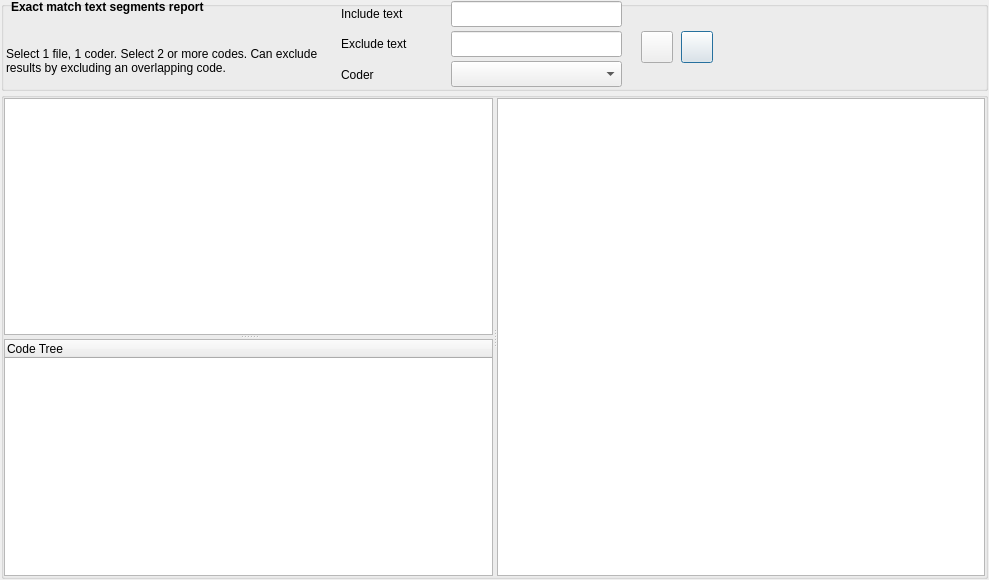
ccbogel/QualCoder, file GUI_UIs/ui_report_matching_segments.ui: the form before one commit.
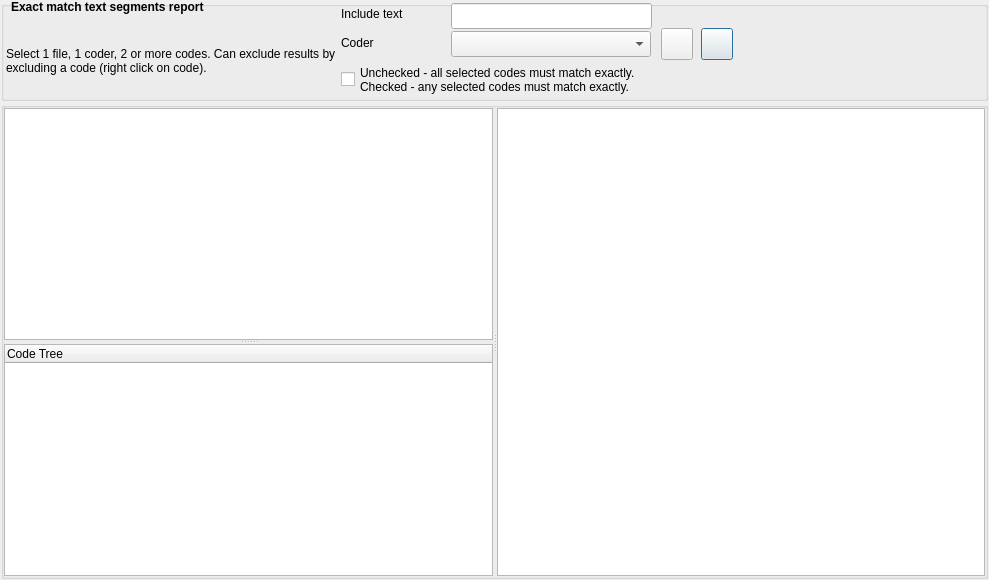
The form after the commit.

```diff
--- a/GUI_UIs/ui_report_matching_segments.ui
+++ b/GUI_UIs/ui_report_matching_segments.ui
@@ -43,13 +43,13 @@
      <property name="minimumSize">
       <size>
        <width>0</width>
-       <height>90</height>
+       <height>100</height>
       </size>
      </property>
      <property name="maximumSize">
       <size>
        <width>16777215</width>
-       <height>90</height>
+       <height>100</height>
       </size>
      </property>
      <property name="title">
@@ -59,8 +59,8 @@
       <property name="geometry">
        <rect>
         <x>450</x>
-        <y>60</y>
-        <width>171</width>
+        <y>30</y>
+        <width>200</width>
         <height>26</height>
        </rect>
       </property>
@@ -74,7 +74,7 @@
         <x>10</x>
         <y>-1</y>
         <width>291</width>
-        <height>41</height>
+        <height>31</height>
        </rect>
       </property>
       <property name="font">
@@ -100,8 +100,8 @@
       <property name="geometry">
        <rect>
         <x>340</x>
-        <y>60</y>
-        <width>111</width>
+        <y>28</y>
+        <width>109</width>
         <height>28</height>
        </rect>
       </property>
@@ -115,8 +115,8 @@
      <widget class="QPushButton" name="pushButton_export">
       <property name="geometry">
        <rect>
-        <x>680</x>
-        <y>30</y>
+        <x>700</x>
+        <y>27</y>
         <width>32</width>
         <height>32</height>
        </rect>
@@ -131,8 +131,8 @@
      <widget class="QPushButton" name="pushButton_run">
       <property name="geometry">
        <rect>
-        <x>640</x>
-        <y>30</y>
+        <x>660</x>
+        <y>27</y>
         <width>32</width>
         <height>32</height>
        </rect>
@@ -157,35 +157,12 @@
        <string>Include text</string>
       </property>
      </widget>
-     <widget class="QLabel" name="label_exclude">
-      <property name="geometry">
-       <rect>
-        <x>340</x>
-        <y>30</y>
-        <width>111</width>
-        <height>26</height>
-       </rect>
-      </property>
-      <property name="text">
-       <string>Exclude text</string>
-      </property>
-     </widget>
      <widget class="QLineEdit" name="lineEdit_include">
       <property name="geometry">
        <rect>
         <x>450</x>
-        <y>0</y>
-        <width>171</width>
-        <height>26</height>
-       </rect>
-      </property>
-     </widget>
-     <widget class="QLineEdit" name="lineEdit_exclude">
-      <property name="geometry">
-       <rect>
-        <x>450</x>
-        <y>30</y>
-        <width>171</width>
+        <y>2</y>
+        <width>201</width>
         <height>26</height>
        </rect>
       </property>
@@ -194,18 +171,32 @@
       <property name="geometry">
        <rect>
         <x>5</x>
-        <y>34</y>
+        <y>24</y>
         <width>331</width>
-        <height>51</height>
+        <height>71</height>
        </rect>
       </property>
       <property name="text">
-       <string>Select 1 file, 1 coder. Select 2 or more codes. Can exclude results by excluding an overlapping code.</string>
+       <string>Select 1 file, 1 coder, 2 or more codes. Can exclude results by excluding a code (right click on code).</string>
       </property>
       <property name="wordWrap">
        <bool>true</bool>
       </property>
      </widget>
+     <widget class="QCheckBox" name="checkBox_any_matches">
+      <property name="geometry">
+       <rect>
+        <x>340</x>
+        <y>63</y>
+        <width>621</width>
+        <height>31</height>
+       </rect>
+      </property>
+      <property name="text">
+       <string>Unchecked - all selected codes must match exactly.
+Checked - any selected codes must match exactly.</string>
+      </property>
+     </widget>
     </widget>
    </item>
    <item>
```
Left out of the diff: 3 changed lines with no effect on the pictures.
